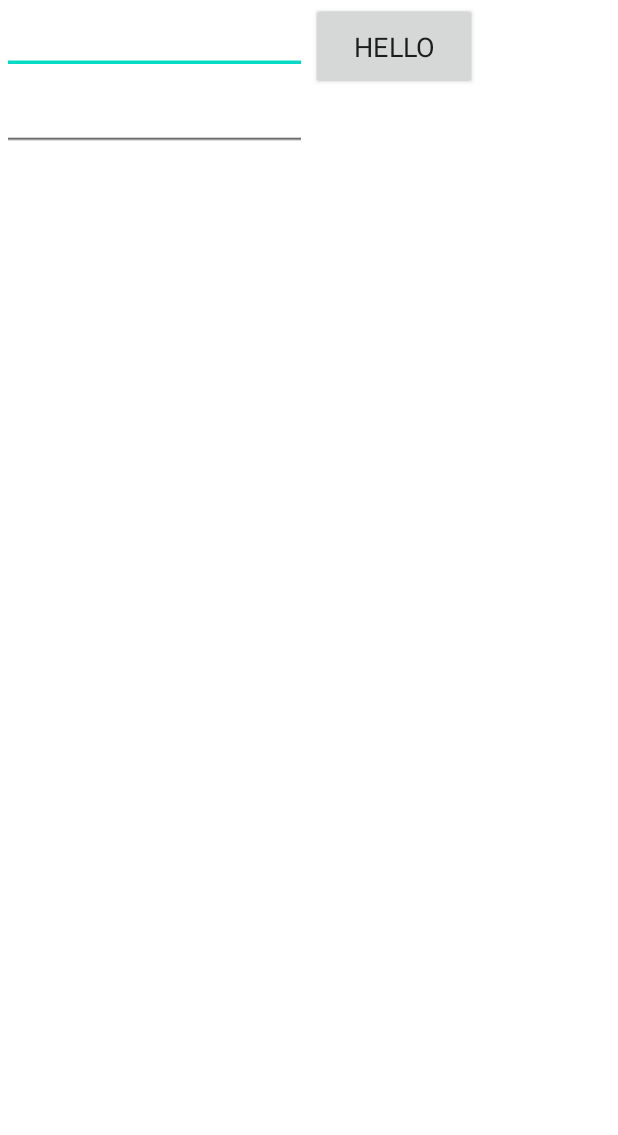
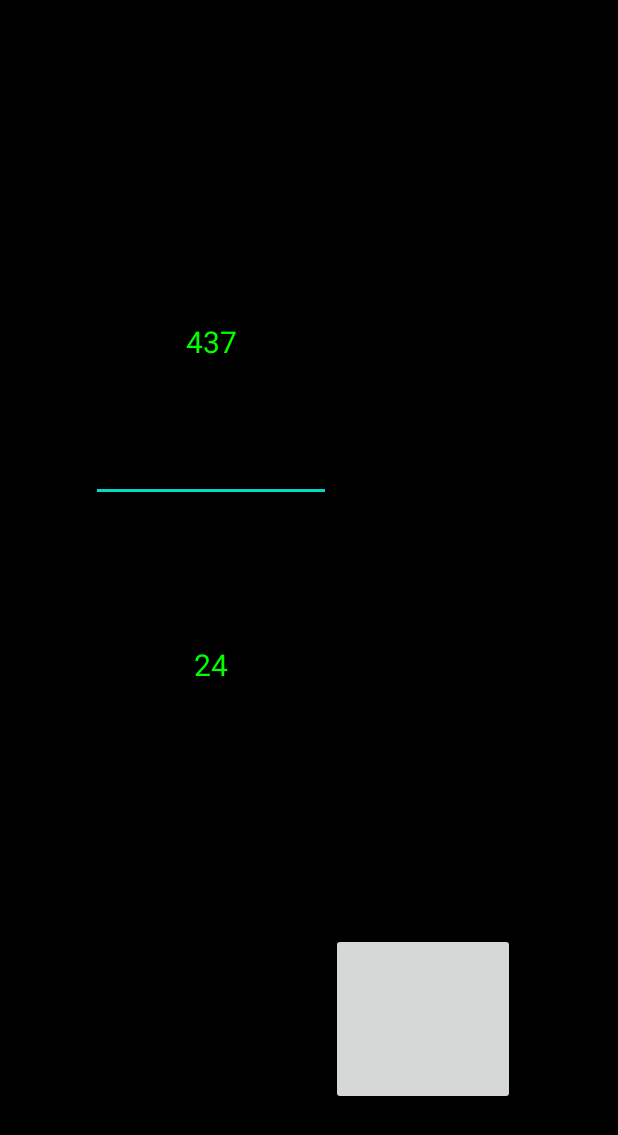
Before and after one commit to Ryker-Smith/CO2-MobileApp-red2, an Android app: the screen it shows after launch (MainActivity), on a phone screen of 412 x 824 dp. Shown: the top 1135 px of the screen. Run offline under Robolectric (Android 15) with nearby library versions, the phone set to English and light mode, and no system bars.

```diff
--- a/app/src/main/java/net/fachtnaroe/co2_mobileapp_red2/MainActivity.java
+++ b/app/src/main/java/net/fachtnaroe/co2_mobileapp_red2/MainActivity.java
@@ -1,72 +1,111 @@
 package net.fachtnaroe.co2_mobileapp_red2;
 
-
 import com.google.appinventor.components.runtime.Button;
-import com.google.appinventor.components.runtime.Clock;
 import com.google.appinventor.components.runtime.Component;
 import com.google.appinventor.components.runtime.EventDispatcher;
 import com.google.appinventor.components.runtime.Form;
 import com.google.appinventor.components.runtime.HandlesEventDispatching;
 import com.google.appinventor.components.runtime.HorizontalArrangement;
-import com.google.appinventor.components.runtime.Image;
+import com.google.appinventor.components.runtime.VerticalArrangement;
 import com.google.appinventor.components.runtime.Label;
-import com.google.appinventor.components.runtime.Notifier;
-import com.google.appinventor.components.runtime.PasswordTextBox;
-import com.google.appinventor.components.runtime.TableArrangement;
 import com.google.appinventor.components.runtime.TextBox;
-import com.google.appinventor.components.runtime.VerticalArrangement;
-import com.google.appinventor.components.runtime.VerticalScrollArrangement;
-import com.google.appinventor.components.runtime.Web;
-import com.google.appinventor.components.runtime.WebViewer;
-import com.google.appinventor.components.runtime.util.TimerInternal;
-
-import java.io.Console;
 
 public class MainActivity extends Form implements HandlesEventDispatching {
-
     private
-    HorizontalArrangement HorizontalArrangement1;
-    VerticalArrangement VerticalArrangement1;
-    TextBox usernameBox;
-    PasswordTextBox passwordBox;
-
-    Button goButton;
+    Button Menu;
+    HorizontalArrangement Main;
+    HorizontalArrangement HBlock;
+    VerticalArrangement VBlock1;
+    VerticalArrangement VBlock2;
+    Label Labl;
+    TextBox TextCo2;
+    TextBox TextTemp;
 
     protected void $define() {
+        this.Sizing("Responsive");
 
-        HorizontalArrangement1=new HorizontalArrangement(this);
-        HorizontalArrangement1.WidthPercent(100);
+        Main = new HorizontalArrangement(this);
+        Main.BackgroundColor(COLOR_BLACK);
+        Main.HeightPercent(100);
+        Main.WidthPercent(100);
+        Main.Image("background.png");
+        //
+        HBlock = new HorizontalArrangement(Main);
+        HBlock.HeightPercent(100);
+        HBlock.WidthPercent(15);
+        //
+        VBlock1 = new VerticalArrangement(Main);
+        //
+        HBlock = new HorizontalArrangement(VBlock1);
+        HBlock.HeightPercent(20);
+        //
+        HBlock = new HorizontalArrangement(VBlock1);
+        HBlock.HeightPercent(3);
+        HBlock.WidthPercent(30);
+        HBlock.Image("ForTexts.png");
+        Labl = new Label(HBlock);
+        Labl.Text("        CO2 Levels");
+        Labl.TextAlignment(ALIGNMENT_CENTER);
+        //
+        HBlock = new HorizontalArrangement(VBlock1);
+        HBlock.HeightPercent(2);
+        //
+        TextCo2 = new TextBox(VBlock1);
+        TextCo2.HeightPercent(16);
+        TextCo2.Text("437");
+        TextCo2.TextAlignment(ALIGNMENT_CENTER);
+        TextCo2.FontSize(20);
+        TextCo2.TextColor(COLOR_GREEN);
+        //
+        HBlock = new HorizontalArrangement(VBlock1);
+        HBlock.HeightPercent(2);
+        //
+        Labl = new Label(VBlock1);
+        Labl.HeightPercent(6);
+        Labl.Text("Temperature");
+        Labl.TextAlignment(ALIGNMENT_CENTER);
+        //
+        HBlock = new HorizontalArrangement(VBlock1);
+        HBlock.HeightPercent(2);
+        //
+        TextTemp = new TextBox(VBlock1);
+        TextTemp.HeightPercent(16);
+        TextTemp.Text("24");
+        TextTemp.TextAlignment(ALIGNMENT_CENTER);
+        TextTemp.FontSize(20);
+        TextTemp.TextColor(COLOR_GREEN);
+        //
+        VBlock2 = new VerticalArrangement(Main);
+        //
+        HBlock = new HorizontalArrangement(VBlock2);
+        HBlock.HeightPercent(32);
+        //
+        Labl = new Label(VBlock2);
+        Labl.HeightPercent(8);
+        Labl.Text("PPM");
+        Labl.TextAlignment(ALIGNMENT_CENTER);
+        //
+        HBlock = new HorizontalArrangement(VBlock2);
+        HBlock.HeightPercent(17);
+        //
+        Labl = new Label(VBlock2);
+        Labl.HeightPercent(8);
+        Labl.Text("Degrees Celsius");
+        Labl.TextAlignment(ALIGNMENT_CENTER);
+        //
+        HBlock = new HorizontalArrangement(VBlock2);
+        HBlock.HeightPercent(10);
+        //
+        HBlock = new HorizontalArrangement(Main);
+        HBlock.HeightPercent(100);
+        HBlock.WidthPercent(6);
+        //
+        Menu = new Button(VBlock2);
+        Menu.HeightPercent(14);
+        Menu.WidthPercent(30);
+        Menu.TextColor(COLOR_ORANGE);
+        Menu.Image("cog.png");
 
-        VerticalArrangement1 = new VerticalArrangement(HorizontalArrangement1);
-        usernameBox=new TextBox(VerticalArrangement1);
-        usernameBox.FontSize(14);
-        passwordBox=new PasswordTextBox(VerticalArrangement1);
-        goButton = new Button(HorizontalArrangement1);
-        goButton.Text("Hello");
 
-        EventDispatcher.registerEventForDelegation(this, formName, "BackPressed");
-        EventDispatcher.registerEventForDelegation(this, formName, "Click");
-    }
-
-    public boolean dispatchEvent(Component component, String componentName, String eventName, Object[] params) {
-
-        System.err.print("dispatchEvent: " + formName + " [" + component.toString() + "] [" + componentName + "] " + eventName);
-        if (eventName.equals("BackPressed")) {
-            // this would be a great place to do something useful
-
-            return true;
-        }
-        else if (eventName.equals("Click")) {
-            if (component.equals(goButton)) {
-                goButton.Text("Goodbye");
-                System.err.print("You pressed a button");
-                // invert te timer status
-                return true;
-            }
-        }
-        else if (eventName.equals("Timer")) {
-        }
-        // true means event has been handled by us (ie recognised)
-        return false;
     }
 }
```
